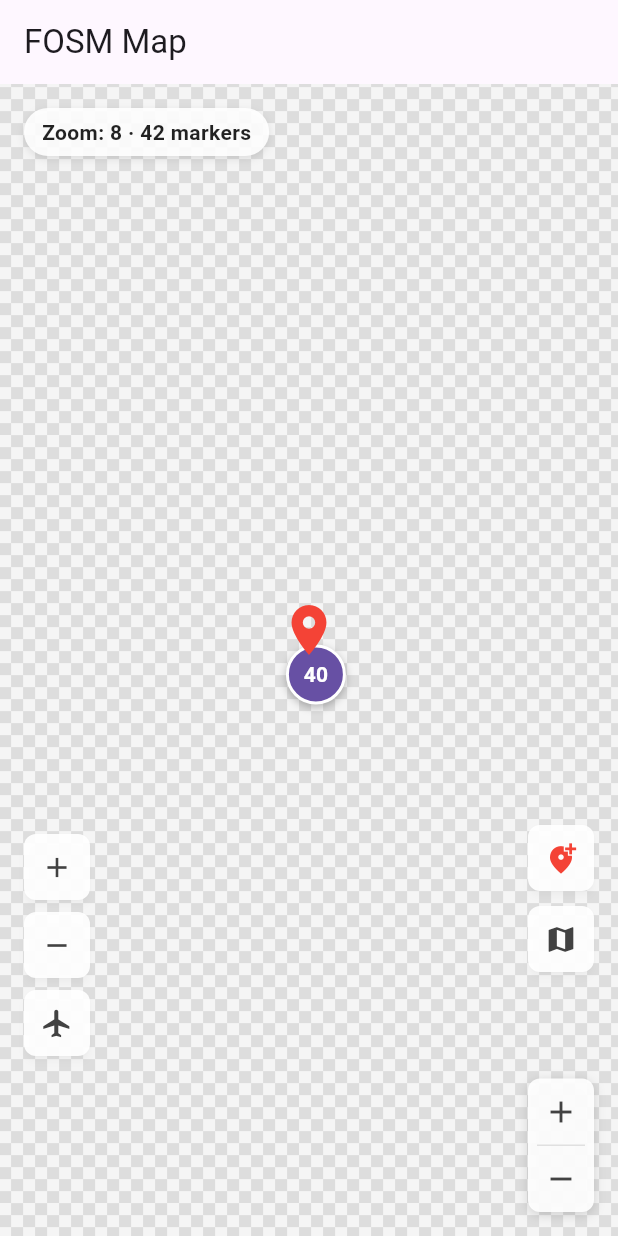
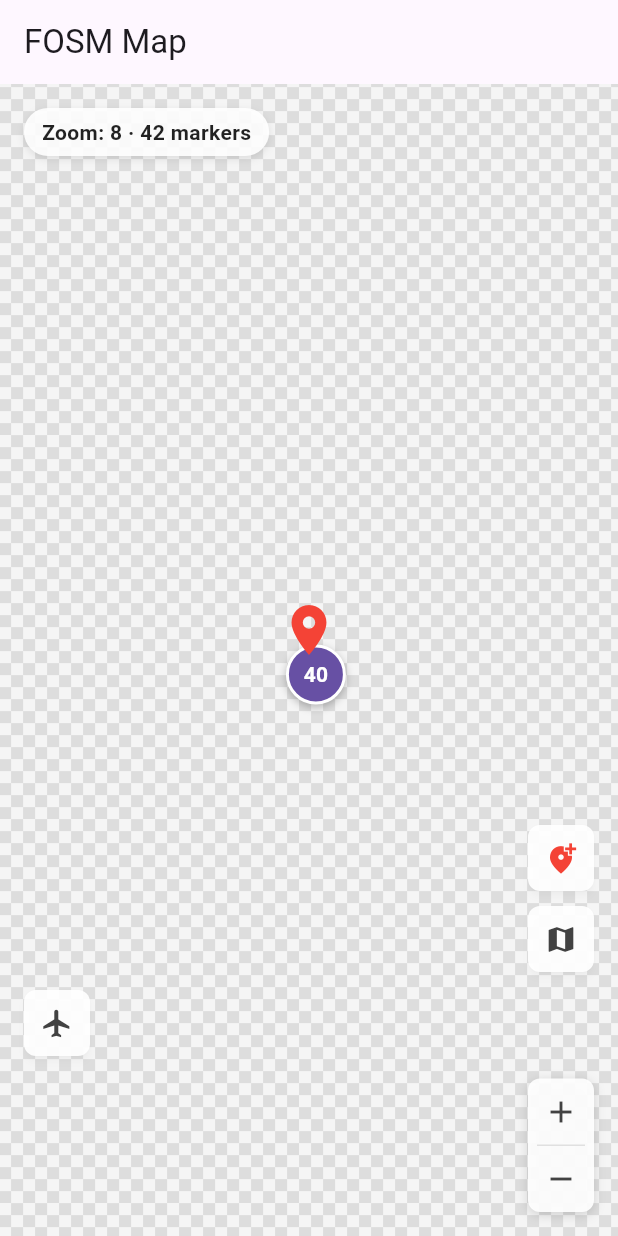
Before and after one commit to liodali/FOSM, a Flutter app: the screen it shows after launch, after a tap on the "add" icon, on a phone screen of 412 x 824 dp. Run offline on Flutter 3.47's test engine with Material 3 defaults, Android fonts, the phone set to English and light mode, and no system bars; our stand-ins replace dio, hive_ce, hive_ce_flutter; accounts and stored records are empty; network calls fail.

Commit message:
fix(view): move bare-map tap below marker layer
Moves the bare-map tap detector below the marker layer so marker taps

win the gesture arena unambiguously. Previously the root GestureDetector

competed with marker taps, causing them to be dropped intermittently.

Also:

- Extract _OldGridOverlay from _MapViewState into a standalone widget.

- Build MarkerLayer children declaratively instead of mutating a list.

- Remove duplicated zoom in/out buttons from the example controller demo.

- Ignore .plan/ directory.

```diff
--- a/example/lib/main.dart
+++ b/example/lib/main.dart
@@ -653,7 +653,10 @@ class _LayersButton extends StatelessWidget {
   }
 }
 
-/// A small vertical stack of buttons demonstrating [MapController].
+/// A small button demonstrating [MapController.moveTo].
+///
+/// Zoom in/out are already provided by [MapView]'s built-in controls, so
+/// duplicating them here is avoided.
 class _MapControllerButtons extends StatelessWidget {
   final MapController controller;
   final VoidCallback onFlyTo;
@@ -668,18 +671,6 @@ class _MapControllerButtons extends StatelessWidget {
     return Column(
       mainAxisSize: MainAxisSize.min,
       children: [
-        _ToolButton(
-          icon: Icons.add,
-          tooltip: 'Zoom in',
-          onPressed: () => controller.zoomIn(),
-        ),
-        const SizedBox(height: 8),
-        _ToolButton(
-          icon: Icons.remove,
-          tooltip: 'Zoom out',
-          onPressed: () => controller.zoomOut(),
-        ),
-        const SizedBox(height: 8),
         _ToolButton(
           icon: Icons.flight,
           tooltip: 'Fly to Paris',
--- a/lib/src/view/map_view.dart
+++ b/lib/src/view/map_view.dart
@@ -38,7 +38,7 @@ class _GridSnapshot {
   /// The POST-step camera center, in the NEW zoom's tile units. The
   /// camera may keep moving while the overlay fades out (an in-progress
   /// pinch pans between zoom steps) — the overlay shift is measured
-  /// against this anchor (see [_MapViewState._animPanShift]).
+  /// against this anchor.
   double anchorTileLng;
   double anchorTileLat;
 
@@ -69,6 +69,93 @@ class _GridSnapshot {
       anchorTileLng: m.centerTileLng,
       anchorTileLat: m.centerTileLat,
     );
+}
+
+/// The old-grid overlay painted while a zoom animation plays.
+///
+/// Phase 1 (waiting): old tiles shown with blur, static (scale 1.0),
+/// while new tiles load underneath.
+///
+/// Phase 2 (scale): old tiles scale up/down from the focal point
+/// while fading out, with blur masking pixelation. Reveals crisp new
+/// tiles underneath. Works for both raster and vector tiles.
+class _OldGridOverlay extends StatelessWidget {
+  final TileManager manager;
+  final Size size;
+  final Alignment scaleAlignment;
+  final _GridSnapshot snapshot;
+  final AnimationController animation;
+  final bool waiting;
+  final double visualScale;
+  final double blurSigma;
+
+  const _OldGridOverlay({
+    required this.manager,
+    required this.size,
+    required this.scaleAlignment,
+    required this.snapshot,
+    required this.animation,
+    required this.waiting,
+    required this.visualScale,
+    required this.blurSigma,
+  });
+
+  @override
+  Widget build(BuildContext context) {
+    final progress = waiting ? 0.0 : animation.value;
+
+    Widget grid = CustomPaint(
+      size: size,
+      painter: RenderCanvasOSM(
+        horizontalTileCount: snapshot.horizontalTileCount,
+        verticalTileCount: snapshot.verticalTileCount,
+        leftColumnTilesLngIndex: snapshot.leftColumnTilesLngIndex,
+        topRowTilesLatIndex: snapshot.topRowTilesLatIndex,
+        leftColumnTilesCanvasX: snapshot.leftColumnTilesCanvasX,
+        topRowTilesCanvasY: snapshot.topRowTilesCanvasY,
+        tiles: snapshot.tiles,
+        revision: snapshot.revision,
+      ),
+    );
+
+    // Fade out — easeIn keeps tiles visible longer, then fades fast.
+    // During the wait phase, tiles stay fully opaque.
+    if (!waiting) {
+      grid = Opacity(
+        opacity: (1.0 - Curves.easeIn.transform(progress)).clamp(0.0, 1.0),
+        child: grid,
+      );
+    }
+
+    // Blur: both styles, different intensity. Progressive during scale.
+    final sigma =
+        waiting ? blurSigma : blurSigma * (1.0 + (visualScale - 1.0).abs());
+    if (sigma > 0.1) {
+      grid = ImageFiltered(
+        imageFilter: ui.ImageFilter.blur(sigmaX: sigma, sigmaY: sigma),
+        child: grid,
+      );
+    }
+
+    // Keep the fading overlay glued to the map when the camera pans
+    // between zoom steps.
+    final panShift = Offset(
+      -(manager.centerTileLng - snapshot.anchorTileLng) * tileWidth,
+      -(manager.centerTileLat - snapshot.anchorTileLat) * tileHeight,
+    );
+
+    return Positioned.fill(
+      key: const ValueKey('zoom-scale'),
+      child: Transform.translate(
+        offset: panShift,
+        child: Transform.scale(
+          scale: visualScale,
+          alignment: scaleAlignment,
+          child: grid,
+        ),
+      ),
+    );
+  }
 }
 
 /// How the old tile grid animates out during a zoom transition
@@ -663,83 +750,6 @@ class _MapViewState extends State<MapView>
   double get _blurSigma =>
       widget.zoomAnimationStyle == ZoomAnimationStyle.crossfade ? 5.0 : 2.0;
 
-  /// The old-grid overlay painted while a zoom animation plays.
-  ///
-  /// Phase 1 (waiting): old tiles shown with blur, static (scale 1.0),
-  /// while new tiles load underneath.
-  ///
-  /// Phase 2 (scale): old tiles scale up/down from the focal point
-  /// while fading out, with blur masking pixelation. Reveals crisp new
-  /// tiles underneath. Works for both raster and vector tiles.
-  Widget _buildOldGridOverlay(
-    TileManager manager,
-    Size size,
-    Alignment scaleAlignment,
-  ) {
-    final snap = _animOldSnapshot!;
-    final waiting = _animWaitingTiles;
-    final progress = waiting ? 0.0 : _animController.value;
-
-    Widget grid = CustomPaint(
-      size: size,
-      painter: RenderCanvasOSM(
-        horizontalTileCount: snap.horizontalTileCount,
-        verticalTileCount: snap.verticalTileCount,
-        leftColumnTilesLngIndex: snap.leftColumnTilesLngIndex,
-        topRowTilesLatIndex: snap.topRowTilesLatIndex,
-        leftColumnTilesCanvasX: snap.leftColumnTilesCanvasX,
-        topRowTilesCanvasY: snap.topRowTilesCanvasY,
-        tiles: snap.tiles,
-        revision: snap.revision,
-      ),
-    );
-
-    // Fade out — easeIn keeps tiles visible longer, then fades fast.
-    // During the wait phase, tiles stay fully opaque.
-    if (!waiting) {
-      grid = Opacity(
-        opacity: (1.0 - Curves.easeIn.transform(progress)).clamp(0.0, 1.0),
-        child: grid,
-      );
-    }
-
-    // Blur: both styles, different intensity. Progressive during scale.
-    final sigma =
-        waiting ? _blurSigma : _blurSigma * (1.0 + (_visualScale - 1.0).abs());
-    if (sigma > 0.1) {
-      grid = ImageFiltered(
-        imageFilter: ui.ImageFilter.blur(sigmaX: sigma, sigmaY: sigma),
-        child: grid,
-      );
-    }
-
-    return Positioned.fill(
-      key: const ValueKey('zoom-scale'),
-      child: Transform.translate(
-        offset: _animPanShift(manager),
-        child: Transform.scale(
-          scale: _visualScale,
-          alignment: scaleAlignment,
-          child: grid,
-        ),
-      ),
-    );
-  }
-
-  /// How far the camera panned since the animation started, in screen
-  /// pixels. Applied to the fading old-grid overlay so an in-progress
-  /// pinch (which pans between zoom steps) keeps it glued to the map
-  /// instead of ghosting. A camera pan moves every layer by the same
-  /// screen pixels regardless of the overlay's own animation scale.
-  Offset _animPanShift(TileManager manager) {
-    final snap = _animOldSnapshot;
-    if (snap == null) return Offset.zero;
-    return Offset(
-      -(manager.centerTileLng - snap.anchorTileLng) * tileWidth,
-      -(manager.centerTileLat - snap.anchorTileLat) * tileHeight,
-    );
-  }
-
   void _onAnimTick() {
     if (!mounted) return;
     _visualScale = _scaleAnimation?.value ?? 1.0;
@@ -867,8 +877,8 @@ class _MapViewState extends State<MapView>
   }
 
   /// Bare-map tap: closes an open marker overlay when its config allows
-  /// (`MarkerOverlayConfig.closeOnMapTap`). Marker taps never reach here —
-  /// their own recognizer is deeper in the tree and wins the arena.
+  /// (`MarkerOverlayConfig.closeOnMapTap`). This detector lives below the
+  /// marker layer, so marker taps never reach it.
   void _onMapTap() {
     final markers = widget.markers;
     if (markers == null) return;
@@ -943,23 +953,36 @@ class _MapViewState extends State<MapView>
           onScaleStart: _onScaleStart,
           onScaleUpdate: (d) => _onScaleUpdate(manager, d),
           onScaleEnd: _onScaleEnd,
-          onTap: _onMapTap,
+          // NOTE: bare-map tap is handled by the tile-layer detector below,
+          // not by this root detector. Putting it here made the map's tap
+          // recognizer compete in the gesture arena with marker taps, which
+          // caused marker taps to be dropped/intermittent.
           onDoubleTapDown: (details) {
             _doubleTapLocal = details.localPosition;
           },
           onDoubleTap: () => _zoomInAt(_doubleTapLocal),
           child: Stack(
             children: [
-              // ── NEW zoom tiles (background, always at 1.0×) ───────
+              // ── Map surface: tiles + bare-map tap handler ───────────
+              // Placed below markers so marker taps win unambiguously.
+              Positioned.fill(
+                child: GestureDetector(
+                  behavior: HitTestBehavior.translucent,
+                  onTap: _onMapTap,
+                  child: Stack(
+                    children: [
+                      // ── NEW zoom tiles (background, always at 1.0×) ─
                       Positioned.fill(
                         child: CustomPaint(
                           size: size,
                           painter: RenderCanvasOSM(
                             horizontalTileCount: manager.horizontalTileCount,
                             verticalTileCount: manager.verticalTileCount,
-                    leftColumnTilesLngIndex: manager.leftColumnTilesLngIndex,
+                            leftColumnTilesLngIndex:
+                                manager.leftColumnTilesLngIndex,
                             topRowTilesLatIndex: manager.topRowTilesLatIndex,
-                    leftColumnTilesCanvasX: manager.leftColumnTilesCanvasX,
+                            leftColumnTilesCanvasX:
+                                manager.leftColumnTilesCanvasX,
                             topRowTilesCanvasY: manager.topRowTilesCanvasY,
                             tiles: manager.renderTiles,
                             revision: manager.revision,
@@ -967,19 +990,30 @@ class _MapViewState extends State<MapView>
                         ),
                       ),
 
-              // ── OLD zoom tiles (overlay, animated out) ─────────────
-              // Keyed: this child inserts/removes mid-animation, and an
-              // unkeyed insertion reshuffles — recreating the state of —
-              // every Stack child after it (marker layer included).
-              if (isAnimatingZoom)
-                _buildOldGridOverlay(
-                  manager,
-                  size,
-                  scaleAlignment,
+                      // ── OLD zoom tiles (overlay, animated out) ─────
+                      // Keyed: this child inserts/removes mid-animation,
+                      // and an unkeyed insertion reshuffles — recreating
+                      // the state of — every Stack child after it (marker
+                      // layer included).
+                      if (isAnimatingZoom) ...[
+                        _OldGridOverlay(
+                          manager: manager,
+                          size: size,
+                          scaleAlignment: scaleAlignment,
+                          snapshot: _animOldSnapshot!,
+                          animation: _animController,
+                          waiting: _animWaitingTiles,
+                          visualScale: _visualScale,
+                          blurSigma: _blurSigma,
+                        ),
+                      ],
+                    ],
+                  ),
+                ),
               ),
 
               // ── Markers (above tiles + scale overlay, below labels) ─
-              if (widget.markers != null)
+              if (widget.markers != null) ...[
                 Positioned.fill(
                   child: MarkerLayer(
                     markers: widget.markers!,
@@ -1002,11 +1036,12 @@ class _MapViewState extends State<MapView>
                     },
                   ),
                 ),
+              ],
 
               // ── Vector labels (above markers; need viewport-level ──
               // ── collision, not per-tile rendering). Ignored for  ───
               // ── hit testing so markers stay tappable.             ───
-              if (runtime != null)
+              if (runtime != null) ...[
                 Positioned.fill(
                   child: IgnorePointer(
                     child: CustomPaint(
@@ -1027,9 +1062,10 @@ class _MapViewState extends State<MapView>
                     ),
                   ),
                 ),
+              ],
 
               // ── Zoom controls (not affected by scale) ────────────
-              if (widget.showZoomControls)
+              if (widget.showZoomControls) ...[
                 Positioned.fill(
                   child: MapZoomControls(
                     zoom: _currentZoom,
@@ -1040,9 +1076,10 @@ class _MapViewState extends State<MapView>
                     onZoomOut: _zoomOut,
                   ),
                 ),
+              ],
 
               // ── Attribution (required by vector tile providers) ───
-              if (runtime != null && runtime.loaded.attribution.isNotEmpty)
+              if (runtime != null && runtime.loaded.attribution.isNotEmpty) ...[
                 Positioned(
                   left: 4,
                   bottom: 4,
@@ -1067,6 +1104,7 @@ class _MapViewState extends State<MapView>
                   ),
                 ),
               ],
+            ],
           ),
         );
       },
--- a/lib/src/view/marker_layer.dart
+++ b/lib/src/view/marker_layer.dart
@@ -273,14 +273,10 @@ class _MarkerLayerState extends State<MarkerLayer>
   @override
   Widget build(BuildContext context) {
     final manager = widget.manager;
-    final children = <Widget>[];
 
     final options = widget.clusterOptions;
     final hasClustering = options != null;
-    List<ClusterRenderItem>? clusterItems;
-    if (hasClustering) {
-      clusterItems = _computeClusters();
-    }
+    final clusterItems = hasClustering ? _computeClusters() : null;
 
     // Hide overlay of any marker that is currently grouped into a cluster.
     final groupedMarkers = <Marker>{};
@@ -301,39 +297,37 @@ class _MarkerLayerState extends State<MarkerLayer>
       });
     }
 
-    if (hasClustering && clusterItems != null) {
-      for (final item in clusterItems) {
+    // Overlay paints above all markers (later Stack child).
+    final overlay = _buildOverlay(manager);
+
+    return Stack(
+      fit: StackFit.expand,
+      children: <Widget>[
+        if (hasClustering && clusterItems != null) ...[
+          for (final item in clusterItems)
             switch (item) {
-          case SingleClusterMarkerItem(:final marker):
-            _buildMarker(context, manager, children, marker);
-          case ClusterGroupItem(:final cluster):
-            _buildCluster(context, manager, children, cluster);
-        }
-      }
+              SingleClusterMarkerItem(:final marker) =>
+                _buildMarkerWidget(context, manager, marker),
+              ClusterGroupItem(:final cluster) =>
+                _buildClusterWidget(context, manager, cluster),
+            },
           // Plain markers are not part of the clustering result; render them
           // on top so they remain interactive above generated clusters.
-      for (final marker in widget.markers.markers) {
-        if (marker is! ClusterMarker) {
-          _buildMarker(context, manager, children, marker);
-        }
-      }
-    } else {
-      for (final marker in widget.markers.markers) {
-        _buildMarker(context, manager, children, marker);
-      }
+          for (final marker in widget.markers.markers)
+            if (marker is! ClusterMarker)
+              _buildMarkerWidget(context, manager, marker),
+        ] else ...[
+          for (final marker in widget.markers.markers)
+            _buildMarkerWidget(context, manager, marker),
+        ],
+        if (overlay != null) overlay,
+      ],
+    );
   }
 
-    // Overlay paints above all markers (later Stack child).
-    final overlay = _buildOverlay(manager);
-    if (overlay != null) children.add(overlay);
-
-    return Stack(fit: StackFit.expand, children: children);
-  }
-
-  void _buildMarker(
+  Widget _buildMarkerWidget(
     BuildContext context,
     TileManager manager,
-    List<Widget> children,
     Marker marker,
   ) {
     final position = manager.latLngToScreen(marker.point);
@@ -341,7 +335,7 @@ class _MarkerLayerState extends State<MarkerLayer>
     // Viewport culling: markers whose anchor is off-screen (beyond the
     // margin that lets wide/tall widgets stay visible while partially
     // on screen) are skipped entirely — not built, laid out or painted.
-    if (!_isVisible(position, manager)) return;
+    if (!_isVisible(position, manager)) return const SizedBox.shrink();
 
     // FractionalTranslation shifts by a fraction of the child's own
     // size, so the anchor works without knowing the widget's
@@ -350,8 +344,7 @@ class _MarkerLayerState extends State<MarkerLayer>
 
     final child = _buildMarkerChild(marker);
 
-    children.add(
-      Positioned(
+    return Positioned(
       left: position.dx,
       top: position.dy,
       child: FractionalTranslation(
@@ -361,29 +354,25 @@ class _MarkerLayerState extends State<MarkerLayer>
         ),
         child: child,
       ),
-      ),
     );
   }
 
-  void _buildCluster(
+  Widget _buildClusterWidget(
     BuildContext context,
     TileManager manager,
-    List<Widget> children,
     MarkerCluster cluster,
   ) {
     final position = manager.latLngToScreen(cluster.point);
-    if (!_isVisible(position, manager)) return;
+    if (!_isVisible(position, manager)) return const SizedBox.shrink();
 
     final child = _buildClusterChild(context, cluster);
 
-    children.add(
-      Positioned(
+    return Positioned(
       left: position.dx,
       top: position.dy,
       child: FractionalTranslation(
         translation: const Offset(-0.5, -0.5),
         child: child,
-        ),
       ),
     );
   }
```
Also changed, not shown: 1 other file. Lines whose indentation alone changed are shown as unchanged.
